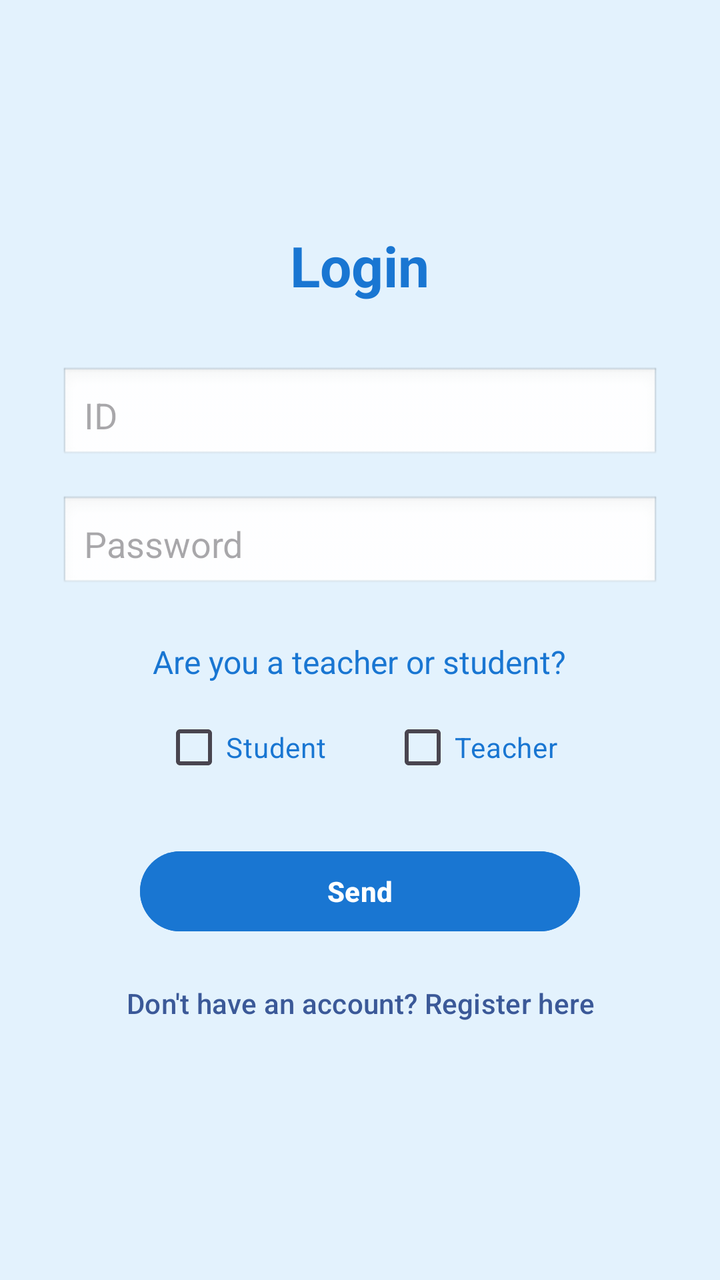
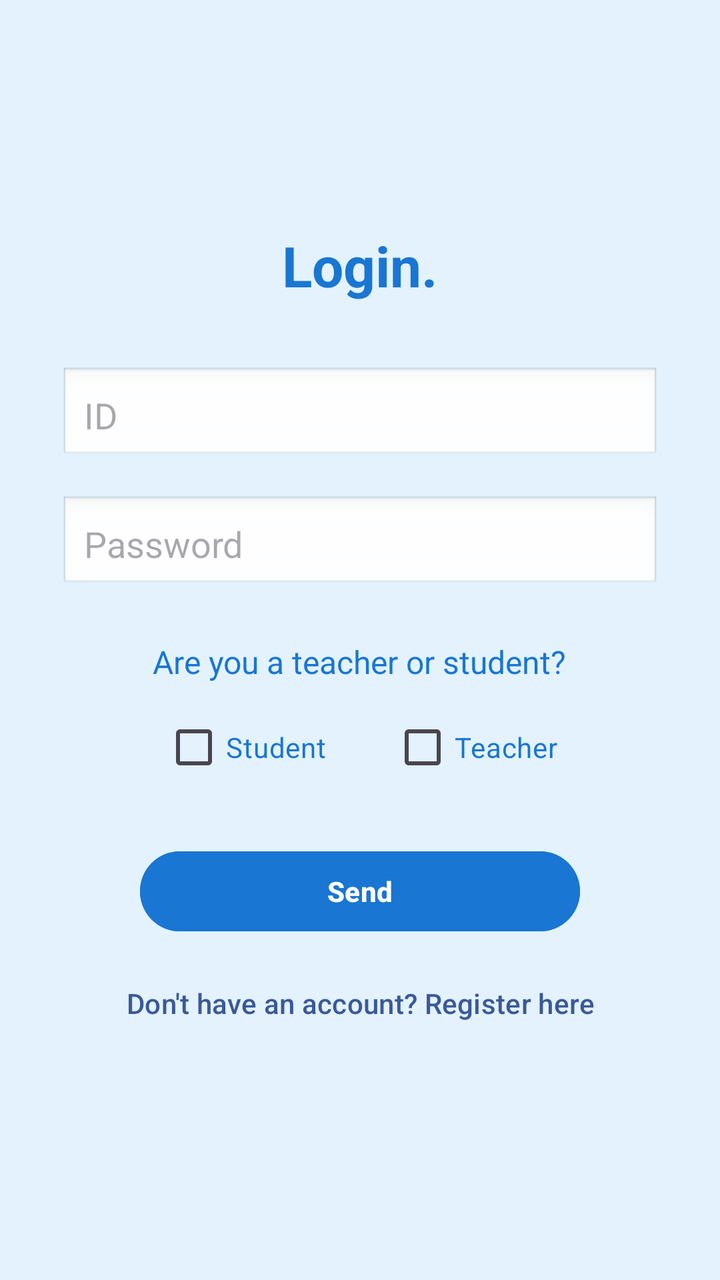

Before-and-after screenshots of an Android layout around one commit, followed by the original layout XML and the change that was made.
<!-- AndroidManifest.xml: application theme Theme.AutoTeach -->
<!-- res/layout/login.xml -->
<?xml version="1.0" encoding="utf-8"?>
<LinearLayout
    xmlns:android="http://schemas.android.com/apk/res/android"
    android:layout_width="match_parent"
    android:layout_height="match_parent"
    android:gravity="center"
    android:orientation="vertical"
    android:background="#E3F2FD">

    
    <TextView
        android:layout_width="wrap_content"
        android:layout_height="wrap_content"
        android:text="Login"
        android:textSize="28sp"
        android:textStyle="bold"
        android:textColor="#1976D2"
        android:layout_marginBottom="32dp"/>

    
    <EditText
        android:layout_width="300dp"
        android:layout_height="wrap_content"
        android:hint="ID"
        android:id="@+id/id"
        android:layout_marginBottom="16dp"
        android:background="@android:drawable/edit_text"
        android:padding="12dp"/>

    
    <EditText
        android:layout_width="300dp"
        android:layout_height="wrap_content"
        android:hint="Password"
        android:id="@+id/pass"
        android:inputType="textPassword"
        android:layout_marginBottom="24dp"
        android:background="@android:drawable/edit_text"
        android:padding="12dp"/>

    
    <TextView
        android:layout_width="wrap_content"
        android:layout_height="wrap_content"
        android:text="Are you a teacher or student?"
        android:textSize="16sp"
        android:textColor="#1976D2"
        android:layout_marginBottom="8dp"/>

    
    <LinearLayout
        android:layout_width="wrap_content"
        android:layout_height="wrap_content"
        android:orientation="horizontal"
        android:gravity="center"
        android:layout_marginBottom="24dp">

        <CheckBox
            android:id="@+id/student"
            android:layout_width="wrap_content"
            android:layout_height="wrap_content"
            android:text="Student"
            android:textColor="#1976D2" />

        <CheckBox
            android:id="@+id/teacher"
            android:layout_width="wrap_content"
            android:layout_height="wrap_content"
            android:layout_marginStart="32dp"
            android:text="Teacher"
            android:textColor="#1976D2" />
    </LinearLayout>

    
    <Button
        android:id="@+id/send"
        android:layout_width="220dp"
        android:layout_height="wrap_content"
        android:layout_marginBottom="8dp"
        android:backgroundTint="#1976D2"
        android:text="Send"
        android:textColor="#FFFFFF"
        android:textStyle="bold" />

    
    <Button
        android:id="@+id/register"
        android:layout_width="wrap_content"
        android:layout_height="wrap_content"
        android:background="@android:color/transparent"
        android:text="Don't have an account? Register here"
        android:textColor="#3B5998" />

</LinearLayout>
<!-- resources referenced by this layout -->
<resources>
  <style name="Theme.AutoTeach" parent="Base.Theme.AutoTeach" />
  <style name="Base.Theme.AutoTeach" parent="Theme.Material3.DayNight.NoActionBar">
          
          
      </style>
</resources>

<!-- the commit's change to res/layout/login.xml (unified diff, before → after) -->
@@ -11,7 +11,7 @@
     <TextView
         android:layout_width="wrap_content"
         android:layout_height="wrap_content"
-        android:text="Login"
+        android:text="Login."
         android:textSize="28sp"
         android:textStyle="bold"
         android:textColor="#1976D2"
